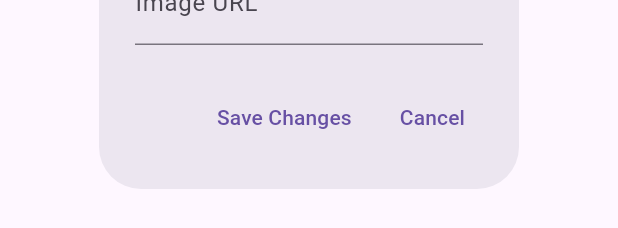
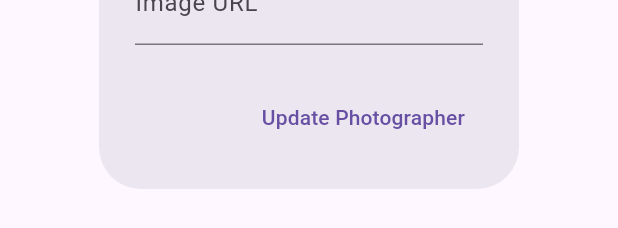
Before and after one commit to mdfahimbhuiyan5/PhotoMate-Flutter, a Flutter app: the EditPhotographerForm widget shown alone on an empty page, opened directly with empty values, on a phone screen of 412 x 824 dp. Shown: the part 681-909 px from the top of the screen. Run offline on Flutter 3.47's test engine with Material 3 defaults, Android fonts, the phone set to English and light mode, and no system bars; our stand-ins replace cloud_firestore, firebase_auth, firebase_core, image_picker; accounts and stored records are empty; network calls fail.

Commit message:
Update photographers_page.dart

```diff
--- a/lib/photographers_page.dart
+++ b/lib/photographers_page.dart
@@ -140,8 +140,8 @@ class PhotographersPage extends StatelessWidget {
                     child: Column(
                       crossAxisAlignment: CrossAxisAlignment.start,
                       children: [
-                        Container(
-                          height: 180,
+                        Expanded(
+                          child: Container(
                             decoration: BoxDecoration(
                               border: Border.all(color: Colors.white, width: 2),
                               borderRadius: BorderRadius.circular(8),
@@ -152,6 +152,7 @@ class PhotographersPage extends StatelessWidget {
                                 photographer["image"]!,
                                 fit: BoxFit.cover,
                                 width: double.infinity,
+                              ),
                             ),
                           ),
                         ),
@@ -226,7 +227,9 @@ class PhotographerDetailsPage extends StatelessWidget {
                 Navigator.push(
                   context,
                   MaterialPageRoute(
-                    builder: (context) => const PortfolioPage(),
+                    builder: (context) => PortfolioPage(
+                      photographerName: photographerName,
+                    ),
                   ),
                 );
               },
@@ -263,22 +266,6 @@ class PhotographerDetailsPage extends StatelessWidget {
     );
   }
 }
-
-/*class PortfolioPage extends StatelessWidget {
-  const PortfolioPage({super.key});
-
-  @override
-  Widget build(BuildContext context) {
-    return Scaffold(
-      appBar: AppBar(
-        title: const Text('Portfolio'),
-      ),
-      body: const Center(
-        child: Text('Portfolio Content Here'),
-      ),
-    );
-  }
-}*/
 
 class AdminActions extends StatelessWidget {
   const AdminActions({super.key});
@@ -385,13 +372,7 @@ class AddPhotographerForm extends StatelessWidget {
             );
             Navigator.pop(context);
           },
-          child: const Text('Add'),
-        ),
-        TextButton(
-          onPressed: () {
-            Navigator.pop(context);
-          },
-          child: const Text('Cancel'),
+          child: const Text('Add Photographer'),
         ),
       ],
     );
@@ -400,18 +381,17 @@ class AddPhotographerForm extends StatelessWidget {
 
 class EditPhotographerForm extends StatelessWidget {
   final QueryDocumentSnapshot photographer;
-  final nameController = TextEditingController();
-  final bioController = TextEditingController();
-  final imageController = TextEditingController();
+  final nameController;
+  final bioController;
+  final imageController;
 
-  EditPhotographerForm({super.key, required this.photographer});
+  EditPhotographerForm({super.key, required this.photographer})
+      : nameController = TextEditingController(text: photographer['name']),
+        bioController = TextEditingController(text: photographer['bio']),
+        imageController = TextEditingController(text: photographer['image']);
 
   @override
   Widget build(BuildContext context) {
-    nameController.text = photographer['name'];
-    bioController.text = photographer['bio'];
-    imageController.text = photographer['image'];
-
     return AlertDialog(
       title: const Text('Edit Photographer'),
       content: Column(
@@ -442,13 +422,7 @@ class EditPhotographerForm extends StatelessWidget {
             );
             Navigator.pop(context);
           },
-          child: const Text('Save Changes'),
-        ),
-        TextButton(
-          onPressed: () {
-            Navigator.pop(context);
-          },
-          child: const Text('Cancel'),
+          child: const Text('Update Photographer'),
         ),
       ],
     );
```
Lines whose indentation alone changed are shown as unchanged.
